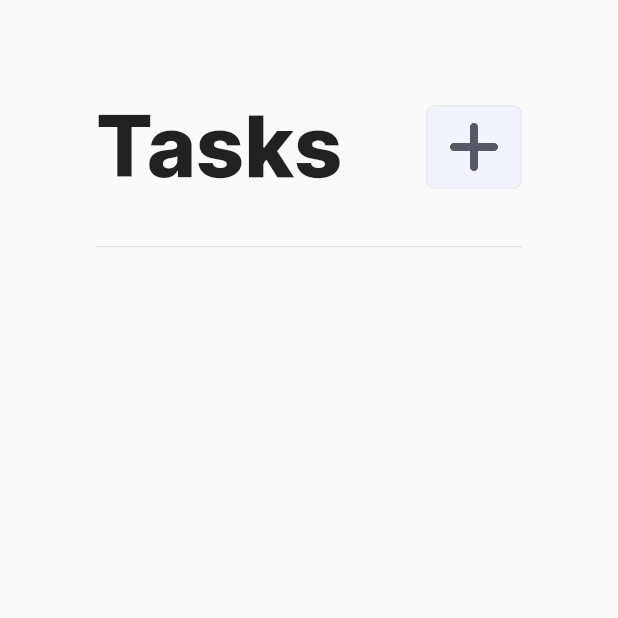
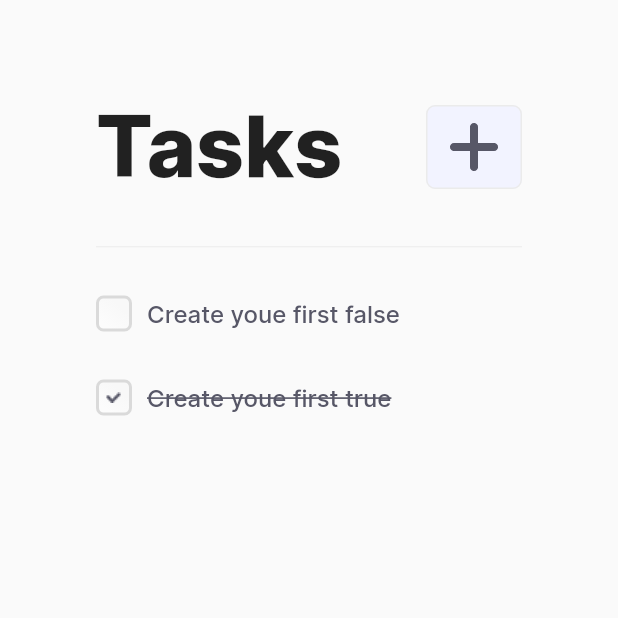
Before and after one commit to petrfalkovsky/tasks, a Flutter app: the screen it shows after launch, on a phone screen of 412 x 824 dp, the top half of it. Run offline on Flutter 3.47's test engine with Material 2 defaults, Android fonts, the phone set to English and light mode, and no system bars.

Commit message:
Добавил дизайн элементов списка и их поведение при выполнено-не выполнено

```diff
--- a/lib/ui/screen.dart
+++ b/lib/ui/screen.dart
@@ -2,7 +2,8 @@ import 'dart:convert';
 
 import 'package:flutter/material.dart';
 import 'package:tasks/plugins/path_provider.dart';
-import 'package:tasks/ui/widgets/tasklist.dart';
+
+import 'widgets/taskcard_widget.dart';
 
 class Screen extends StatefulWidget {
   const Screen({Key? key}) : super(key: key);
@@ -105,24 +106,26 @@ class _ScreenState extends State<Screen> {
       body: Padding(
         padding: const EdgeInsets.all(64.0),
         child: Column(
+          crossAxisAlignment: CrossAxisAlignment.start,
           children: <Widget>[
             Row(
               children: <Widget>[
                 const Text(
                   'Tasks',
                   style: TextStyle(
-                    fontFamily: 'Inter',
+                    fontFamily: 'Inter Bold',
                     fontSize: 56,
                   ),
                 ),
                 const Spacer(),
                 OutlinedButton(
                   onPressed: () => _create(context),
-                  child: Image.asset("assets/add_icon.png"),
+                  child: Image.asset("assets/images/add_icon.png",
+                      color: const Color.fromRGBO(87, 87, 103, 1)),
                   style: OutlinedButton.styleFrom(
                     backgroundColor: const Color.fromRGBO(242, 243, 255, 1),
                     fixedSize: const Size(56, 56),
-                    primary: const Color.fromRGBO(235, 235, 235, 1),
+                    primary: const Color.fromARGB(255, 194, 195, 206),
                     shape: RoundedRectangleBorder(
                       borderRadius: BorderRadius.circular(6),
                     ),
@@ -133,9 +136,17 @@ class _ScreenState extends State<Screen> {
               ],
             ),
             const Padding(
-                padding: EdgeInsets.only(top: 32, bottom: 32),
-                child: Divider(height: 1)),
-            TaskList(_myList),
+                padding: EdgeInsets.only(top: 32, bottom: 16),
+                child: Divider(
+                    height: 1, color: Color.fromRGBO(235, 235, 235, 1))),
+            OneTaskWidget(
+              text: 'Create youe first false',
+              isDone: false,
+            ),
+            OneTaskWidget(
+              text: 'Create youe first true',
+              isDone: true,
+            ),
           ],
         ),
       ),
--- /dev/null
+++ b/lib/ui/widgets/taskcard_widget.dart
@@ -0,0 +1,203 @@
+import 'package:flutter/material.dart';
+
+class OneTaskWidget extends StatelessWidget {
+  const OneTaskWidget({
+    Key? key,
+    required this.text,
+    required this.isDone,
+  }) : super(key: key);
+
+  final String text;
+  final bool isDone;
+
+  @override
+  Widget build(BuildContext context) {
+    return Container(
+      child: Padding(
+        padding: const EdgeInsets.symmetric(vertical: 16),
+        child: Row(
+          children: [
+            Container(
+              width: 24.0,
+              height: 24.0,
+              margin: const EdgeInsets.only(
+                right: 10.0,
+              ),
+              decoration: BoxDecoration(
+                  gradient: const LinearGradient(
+                    begin: Alignment.bottomCenter,
+                    end: Alignment(
+                        0.8, 0.0), // 10% of the width, so there are ten blinds.
+                    colors: <Color>[
+                      Color.fromRGBO(252, 252, 252, 1),
+                      Color.fromRGBO(248, 248, 248, 1)
+                    ], // red to yellow
+                  ),
+                  borderRadius: BorderRadius.circular(5.0),
+                  border: Border.all(
+                      color: const Color.fromRGBO(218, 218, 218, 1),
+                      width: 2.0)),
+              child: isDone
+                  ? const Image(
+                      color: Color.fromRGBO(87, 87, 103, 1),
+                      image: AssetImage(
+                        'assets/images/check_icon.png',
+                      ),
+                    )
+                  : const Image(
+                      color: Colors.transparent,
+                      image: AssetImage(
+                        'assets/images/check_icon.png',
+                      ),
+                    ),
+            ),
+            Flexible(
+              child: isDone
+                  ? Text(
+                      text ?? "(Here's a task item)",
+                      style: const TextStyle(
+                        color: Color.fromRGBO(87, 87, 103, 1),
+                        fontSize: 16.0,
+                        fontWeight: FontWeight.w500,
+                        fontFamily: 'Inter Medium',
+                        decoration: TextDecoration.lineThrough,
+                      ),
+                    )
+                  : Text(
+                      text ?? "(Here's a task item)",
+                      style: const TextStyle(
+                        color: Color.fromRGBO(87, 87, 103, 1),
+                        fontSize: 16.0,
+                        fontWeight: FontWeight.w500,
+                        fontFamily: 'Inter Medium',
+                      ),
+                    ),
+            ),
+          ],
+        ),
+      ),
+    );
+  }
+}
+
+
+
+
+
+
+
+
+
+
+
+
+
+// старый виджет, его можно
+
+/* class TaskCardWidget extends StatelessWidget {
+  final String title;
+  final String desc;
+
+  const TaskCardWidget({required this.title, required this.desc});
+
+  @override
+  Widget build(BuildContext context) {
+    return Container(
+      width: double.infinity,
+      padding: const EdgeInsets.symmetric(
+        vertical: 32.0,
+        horizontal: 24.0,
+      ),
+      margin: const EdgeInsets.only(
+        bottom: 20.0,
+      ),
+      decoration: BoxDecoration(
+        color: Colors.white,
+        borderRadius: BorderRadius.circular(20.0),
+      ),
+      child: Column(
+        crossAxisAlignment: CrossAxisAlignment.start,
+        children: [
+          Text(
+            title ?? "(Unnamed Task)",
+            style: const TextStyle(
+              color: Color(0xFF211551),
+              fontSize: 22.0,
+              fontWeight: FontWeight.bold,
+            ),
+          ),
+          Padding(
+            padding: const EdgeInsets.only(
+              top: 10.0,
+            ),
+            child: Text(
+              desc ?? "No Description Added",
+              style: const TextStyle(
+                fontSize: 16.0,
+                color: Color(0xFF86829D),
+                height: 1.5,
+              ),
+            ),
+          )
+        ],
+      ),
+    );
+  }
+}
+
+class TodoWidget extends StatelessWidget {
+  final String text;
+  final bool isDone;
+
+  const TodoWidget({required this.text, required this.isDone});
+
+  @override
+  Widget build(BuildContext context) {
+    return Container(
+      padding: const EdgeInsets.symmetric(
+        horizontal: 24.0,
+        vertical: 8.0,
+      ),
+      child: Row(
+        children: [
+          Container(
+            width: 20.0,
+            height: 20.0,
+            margin: const EdgeInsets.only(
+              right: 12.0,
+            ),
+            decoration: BoxDecoration(
+                color: isDone ? const Color(0xFF7349FE) : Colors.transparent,
+                borderRadius: BorderRadius.circular(6.0),
+                border: isDone
+                    ? null
+                    : Border.all(color: const Color(0xFF86829D), width: 1.5)),
+            child: const Image(
+              image: AssetImage('assets/images/check_icon.png'),
+            ),
+          ),
+          Flexible(
+            child: Text(
+              text ?? "(Unnamed Todo)",
+              style: TextStyle(
+                color:
+                    isDone ? const Color(0xFF211551) : const Color(0xFF86829D),
+                fontSize: 16.0,
+                fontWeight: isDone ? FontWeight.bold : FontWeight.w500,
+              ),
+            ),
+          ),
+        ],
+      ),
+    );
+  }
+}
+
+class NoGlowBehaviour extends ScrollBehavior {
+  @override
+  Widget buildViewportChrome(
+      BuildContext context, Widget child, AxisDirection axisDirection) {
+    return child;
+  }
+}
+ */
--- a/lib/ui/widgets/tasklist.dart
+++ b/lib/ui/widgets/tasklist.dart
@@ -52,6 +52,8 @@ class _TaskListState extends State<TaskList> {
               ),
               direction: DismissDirection.startToEnd,
               child: SwitchListTile(
+                activeThumbImage: const NetworkImage(
+                    'https://lists.gnu.org/archive/html/emacs-devel/2015-10/pngR9b4lzUy39.png'),
                 title: Text(_myList[index]["title"]), // текст
                 value: _myList[index]["done"],
                 activeColor: Colors.red,
```
Also changed, not shown: pubspec.yaml (+8 -3 lines), assets/fonts/Inter-Medium.ttf (added), assets/images/add_icon.png (renamed from assets/add_icon.png), assets/images/back_arrow_icon.png (added), assets/images/check_icon.png (added), assets/images/delete_icon.png (added), assets/images/github_cover.png (added), assets/images/logo.png (added).
